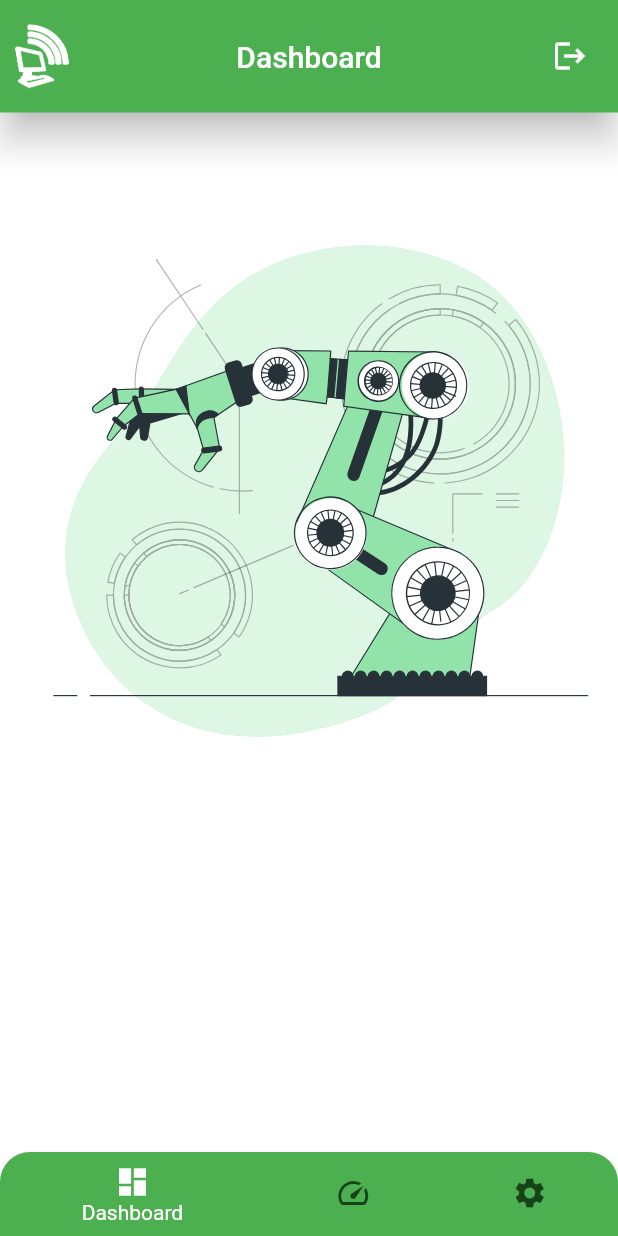
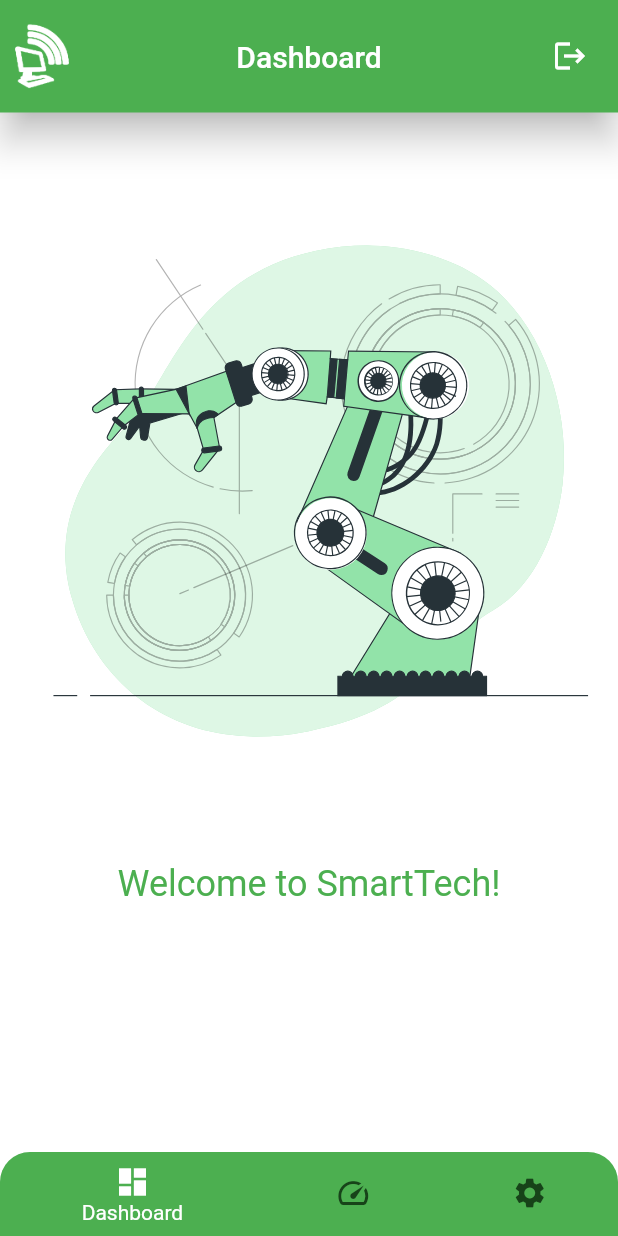
Before and after one commit to Aleandro2000/smart-tech, a Flutter app: the Dashboard screen opened directly, on a phone screen of 412 x 824 dp. Run offline on Flutter 3.47's test engine with Material 2 defaults, Android fonts, the phone set to English and light mode, and no system bars; our stand-ins replace another_flushbar, connectivity_plus, firebase_auth, firebase_core, firebase_database, flutter_bluetooth_serial and 3 more; missing offline and left inert: color_convert, easy_pdf_viewer, flutter_password_strength, flutter_security_checker, password_strength; accounts and stored records are empty.

Commit message:
smart-tech

```diff
--- a/lib/src/dashboard/components/dashboardScreen.dart
+++ b/lib/src/dashboard/components/dashboardScreen.dart
@@ -23,6 +23,13 @@ class _DashboardScreenState extends State<DashboardScreen> {
                 semanticsLabel: "Robot Arm Image",
               ),
             ),
+            const Text(
+              "Welcome to SmartTech!",
+              style: TextStyle(
+                color: Colors.green,
+                fontSize: 24,
+              ),
+            ),
           ],
         ),
       ],
```
